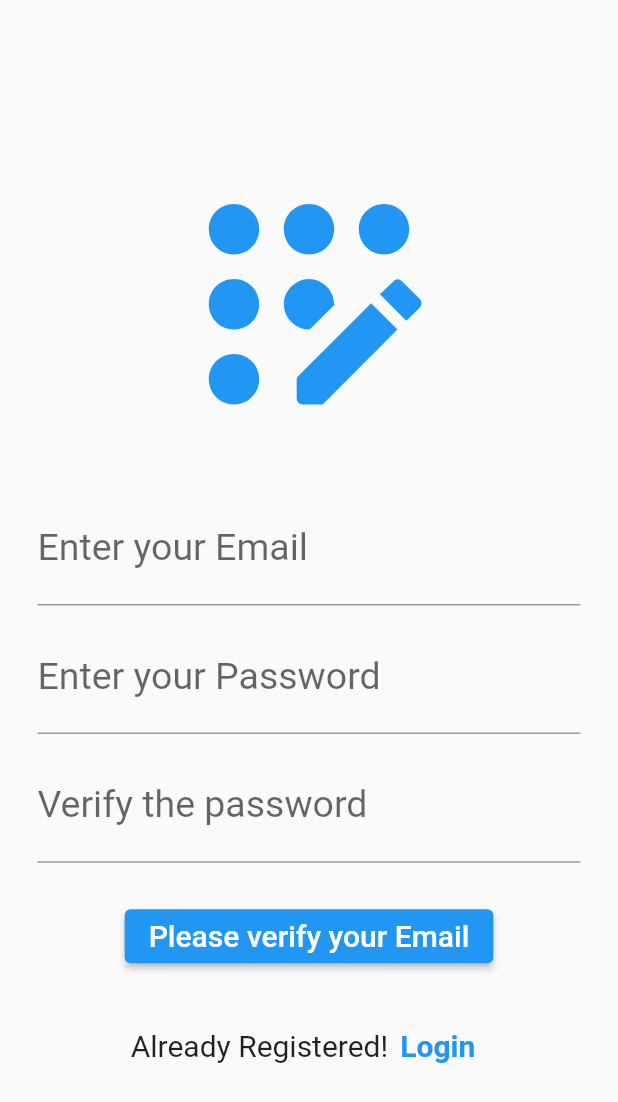
After one commit to dumbun/to-do, a Flutter app: the RegisterPage screen opened by its route, after a tap on "Please verify your Email", on a phone screen of 412 x 824 dp. The commit adds this screen. Shown: the top 1102 px of the screen. Run offline on Flutter 3.47's test engine with Material 2 defaults, Android fonts, the phone set to English and light mode, and no system bars; our stand-ins replace firebase_auth, firebase_core, google_fonts; accounts and stored records are empty; network calls fail.

Commit message:
for interview

```diff
--- a/lib/login_page.dart
+++ b/lib/login_page.dart
@@ -20,7 +20,7 @@ class _LoginPageState extends State<LoginPage> {
   //// login function
   Future login() async {
     try {
-      await FirebaseAuth.instance.createUserWithEmailAndPassword(
+      await FirebaseAuth.instance.signInWithEmailAndPassword(
         email: _emailController.text,
         password: _passwordController.text,
       );
--- a/lib/main.dart
+++ b/lib/main.dart
@@ -1,6 +1,8 @@
 import 'package:firebase_core/firebase_core.dart';
 import 'package:flutter/material.dart';
 import 'package:to_do/main_page.dart';
+import 'package:to_do/register_page.dart';
+import 'email_verfication_page.dart';
 import 'login_page.dart';
 
 void main(List<String> args) async {
@@ -19,6 +21,8 @@ class Homepage extends StatelessWidget {
       routes: {
         "/home/": (context) => const MainPage(),
         "/login/": (context) => const LoginPage(),
+        "/register/": (context) => RegisterPage(),
+        "/verifyEmail/": (context) => const EmailVerfication(),
       },
       home: const LoginPage(),
     );
--- /dev/null
+++ b/lib/register_page.dart
@@ -0,0 +1,186 @@
+import 'package:firebase_auth/firebase_auth.dart';
+import 'package:flutter/material.dart';
+import 'package:to_do/widgets/alert_dilog.dart';
+
+class RegisterPage extends StatelessWidget {
+  RegisterPage({super.key});
+
+  //! controlers
+
+  final TextEditingController _email = TextEditingController();
+  final TextEditingController _password = TextEditingController();
+  final TextEditingController _verifiedPassword = TextEditingController();
+
+  //! register logic
+
+  void register(context) async {
+    final email = _email.text;
+    final password = _password.text;
+    final verfiedPassword = _verifiedPassword.text;
+    if (password == verfiedPassword) {
+      try {
+        await FirebaseAuth.instance.createUserWithEmailAndPassword(
+          email: email,
+          password: password,
+        );
+        try {
+          await FirebaseAuth.instance.currentUser!.sendEmailVerification();
+          //// to change the user data to updated data
+          await FirebaseAuth.instance.currentUser?.reload();
+        } on FirebaseAuthException catch (e) {
+          GetAlertDialog().singleActionDialog(
+              context: context, title: "Error", content: e.code);
+        }
+
+        Navigator.of(context)
+            .pushNamedAndRemoveUntil('/verifyEmail/', (route) => false);
+      } on FirebaseAuthException catch (e) {
+        // email-already-in-use
+        if (e.code == "email-already-in-use") {
+          return GetAlertDialog().singleActionDialog(
+              context: context,
+              title: "Email-Error",
+              content: "Email Already Exits");
+        }
+        // invalid-email
+        if (e.code == " invalid-email") {
+          return GetAlertDialog().singleActionDialog(
+              context: context, title: "Email-Error", content: "Invalid Email");
+        }
+        // weak-password
+        if (e.code == "weak-password") {
+          return GetAlertDialog().singleActionDialog(
+              context: context,
+              title: "Password-Error",
+              content: "Week Password Choose a Strong Password");
+        }
+      }
+    } else if (password != verfiedPassword) {
+      GetAlertDialog().singleActionDialog(
+          context: context,
+          title: "Password not same ",
+          content: "Please enter the same password in both filds ");
+    }
+  }
+
+  void dispose() {
+    _email.dispose();
+    _password.dispose();
+  }
+
+  @override
+  Widget build(BuildContext context) {
+    return Scaffold(
+      body: Center(
+        child: SingleChildScrollView(
+          child: Column(
+            mainAxisAlignment: MainAxisAlignment.center,
+            children: [
+              //// icon
+
+              const Icon(
+                Icons.app_registration_rounded,
+                size: 200,
+                color: Colors.blue,
+              ),
+              const SizedBox(
+                height: 25,
+              ),
+
+              //// Email input field
+
+              Padding(
+                padding: const EdgeInsets.symmetric(horizontal: 25.0),
+                child: TextField(
+                  autocorrect: false,
+                  controller: _email,
+                  style: const TextStyle(fontSize: 25),
+                  decoration: const InputDecoration(
+                      label: Text(
+                    "Enter your Email",
+                  )),
+                  keyboardType: TextInputType.emailAddress,
+                ),
+              ),
+              const SizedBox(
+                height: 10,
+              ),
+
+              //// Password input field
+
+              Padding(
+                padding: const EdgeInsets.symmetric(horizontal: 25.0),
+                child: TextField(
+                  autocorrect: false,
+                  controller: _password,
+                  style: const TextStyle(fontSize: 25),
+                  decoration:
+                      const InputDecoration(label: Text("Enter your Password")),
+                  obscureText: true,
+                ),
+              ),
+              const SizedBox(
+                height: 10,
+              ),
+
+              //// Verified Password TextField
+
+              Padding(
+                padding: const EdgeInsets.symmetric(horizontal: 25.0),
+                child: TextField(
+                  autocorrect: false,
+                  controller: _verifiedPassword,
+                  style: const TextStyle(fontSize: 25),
+                  decoration:
+                      const InputDecoration(label: Text("Verify the password")),
+                  obscureText: true,
+                ),
+              ),
+              const SizedBox(
+                height: 25,
+              ),
+
+              //// register Button
+
+              ElevatedButton(
+                onPressed: () {
+                  register(context);
+                },
+                child: const Text(
+                  "Please verify your Email",
+                  style: TextStyle(fontSize: 20),
+                ),
+              ),
+              const SizedBox(
+                height: 25,
+              ),
+
+              //// login route
+
+              Row(
+                mainAxisAlignment: MainAxisAlignment.center,
+                children: [
+                  const Text(
+                    "Already Registered!",
+                    style: TextStyle(fontSize: 20),
+                  ),
+                  TextButton(
+                    onPressed: () => Navigator.of(context)
+                        .pushNamedAndRemoveUntil("/login/", (route) => true),
+                    child: const Text(
+                      "Login",
+                      style: TextStyle(
+                        fontWeight: FontWeight.bold,
+                        fontSize: 20,
+                      ),
+                    ),
+                  )
+                ],
+              )
+            ],
+          ),
+        ),
+      ),
+    );
+  }
+}
```
Also changed, not shown: lib/email_verfication_page.dart (added, +79 -0 lines), lib/main_page.dart (+6 -2 lines).
